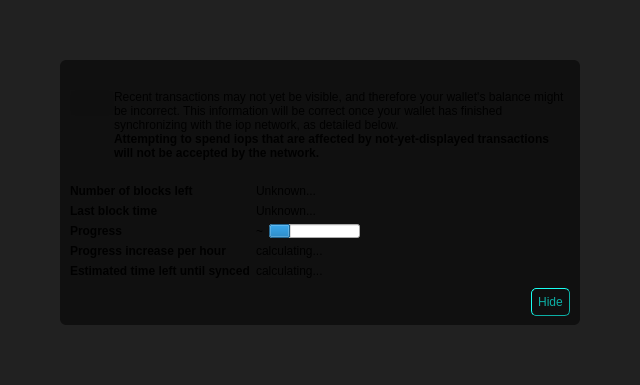
Above: src/qt/forms/modaloverlay.ui from Anfauglith/bitcoin before the change. Below: the same form after it.
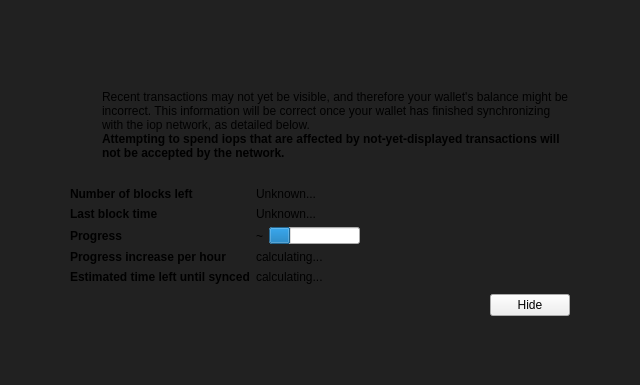
That is the form after the change. Icons and pictures are not drawn. Custom widgets are drawn as their Qt base class.

```diff
--- a/src/qt/forms/modaloverlay.ui
+++ b/src/qt/forms/modaloverlay.ui
@@ -50,8 +50,9 @@
       <item>
        <widget class="QWidget" name="contentWidget" native="true">
         <property name="styleSheet">
-         <string notr="true">#contentWidget { background: rgba(15,15,15,240); border-radius: 6px; }
-                    QPushButton { background-color: rgb(15,15,15); color: rgb(12,175,165); border-width: 1px; padding: 6px; border-style: outset; border-radius: 5px ; border-color: rgb(12,175,165); }
+         <string notr="true">#contentWidget { background: rgba(45,45,45); border-radius: 6px; }
+                    QPushButton { background-color: rgb(45,45,45); color: rgb(12,175,165); border-width: 1px; padding: 6px; border-style: outset; border-radius: 5px ; border-color: rgb(12,175,165); }
+                    QPushButton:hover { background: rgb(31,31,31); }; 
                     </string>
         </property>
         <layout class="QVBoxLayout" name="verticalLayoutSub" stretch="1,0,0,0">
```
